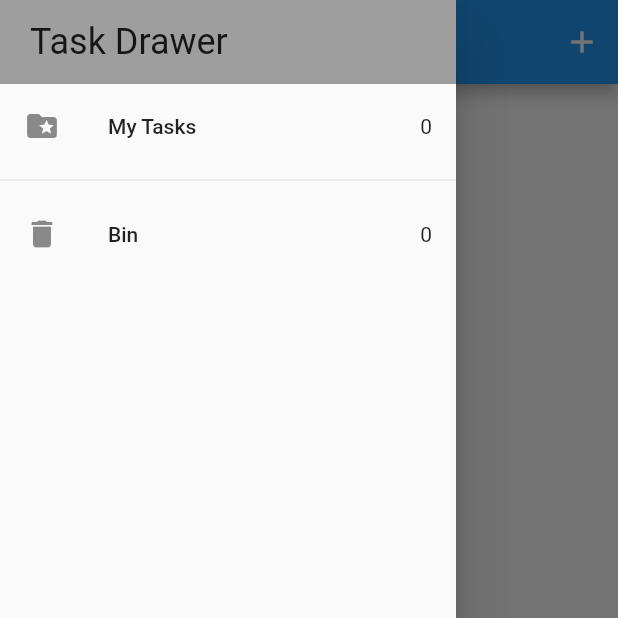
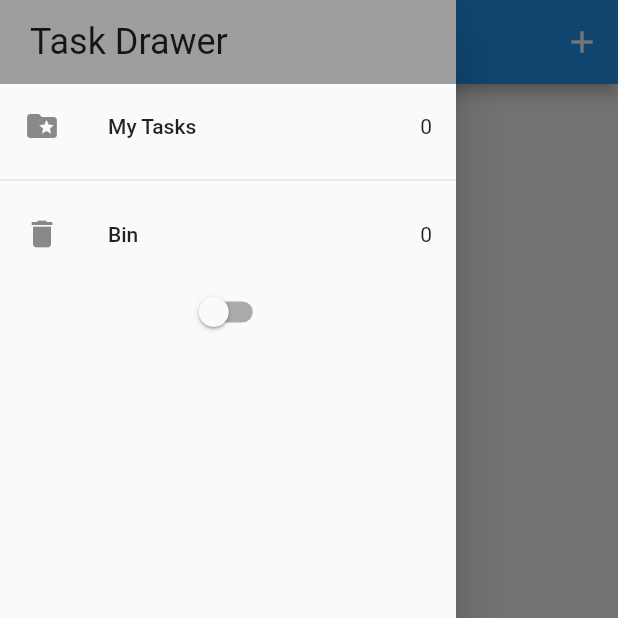
Before and after one commit to Thanasis-Traitsis/to_do_app, a Flutter app: the screen it shows after launch, with the side drawer open, on a phone screen of 412 x 824 dp, the top half of it. Run offline on Flutter 3.47's test engine with Material 2 defaults, Android fonts, the phone set to English and light mode, and no system bars; our stand-ins replace equatable, flutter_bloc, hydrated_bloc.

Commit message:
feat(light/dark theme) add switch for light and dark mode

```diff
--- a/lib/blocs/bloc_exports.dart
+++ b/lib/blocs/bloc_exports.dart
@@ -1,3 +1,4 @@
-export './bloc/tasks_bloc.dart';
+export './tasks_bloc/tasks_bloc.dart';
+export 'switch_bloc/switch_bloc.dart';
 export 'package:flutter_bloc/flutter_bloc.dart';
 export 'package:hydrated_bloc/hydrated_bloc.dart';
--- /dev/null
+++ b/lib/blocs/switch_bloc/switch_bloc.dart
@@ -0,0 +1,30 @@
+import '../bloc_exports.dart';
+import 'package:equatable/equatable.dart';
+
+part 'switch_event.dart';
+part 'switch_state.dart';
+
+class SwitchBloc extends HydratedBloc<SwitchEvent, SwitchState> {
+  SwitchBloc() : super(const SwitchInitial(switchValue: false)) {
+    on<SwitchOnEvent>((event, emit) {
+      emit(
+        const SwitchState(switchValue: true),
+      );
+    });
+    on<SwitchOffEvent>((event, emit) {
+      emit(
+        const SwitchState(switchValue: false),
+      );
+    });
+  }
+
+  @override
+  SwitchState? fromJson(Map<String, dynamic> json) {
+    return SwitchState.fromMap(json);
+  }
+
+  @override
+  Map<String, dynamic>? toJson(SwitchState state) {
+    return state.toMap();
+  }
+}
--- /dev/null
+++ b/lib/blocs/switch_bloc/switch_event.dart
@@ -0,0 +1,11 @@
+part of 'switch_bloc.dart';
+
+abstract class SwitchEvent extends Equatable {
+  const SwitchEvent();
+
+  @override
+  List<Object> get props => [];
+}
+
+class SwitchOnEvent extends SwitchEvent{}
+class SwitchOffEvent extends SwitchEvent{}
--- /dev/null
+++ b/lib/blocs/switch_bloc/switch_state.dart
@@ -0,0 +1,25 @@
+part of 'switch_bloc.dart';
+
+class SwitchState extends Equatable {
+  final bool switchValue;
+  const SwitchState({required this.switchValue});
+
+  @override
+  List<Object> get props => [switchValue];
+
+  Map<String, dynamic> toMap() {
+    return <String, dynamic>{
+      'switchValue': switchValue,
+    };
+  }
+
+  factory SwitchState.fromMap(Map<String, dynamic> map) {
+    return SwitchState(
+      switchValue: map['switchValue'] as bool,
+    );
+  }
+}
+
+class SwitchInitial extends SwitchState {
+  const SwitchInitial({required super.switchValue});
+}
--- a/lib/main.dart
+++ b/lib/main.dart
@@ -1,5 +1,6 @@
 import 'package:flutter/material.dart';
 import 'package:path_provider/path_provider.dart';
+import 'package:to_do_app/services/app_theme.dart';
 
 import 'blocs/bloc_exports.dart';
 import 'screens/tasks_screen.dart';
@@ -9,30 +10,38 @@ void main() async {
   WidgetsFlutterBinding.ensureInitialized();
 
   HydratedBloc.storage = await HydratedStorage.build(
-    storageDirectory: await getApplicationDocumentsDirectory()
-  );
+      storageDirectory: await getApplicationDocumentsDirectory());
 
-  runApp(MyApp(appRouter: AppRouter(),));
+  runApp(MyApp(
+    appRouter: AppRouter(),
+  ));
 }
 
 class MyApp extends StatelessWidget {
   final AppRouter appRouter;
 
-  const MyApp({Key? key,required this.appRouter}) : super(key: key);
+  const MyApp({Key? key, required this.appRouter}) : super(key: key);
 
   // This widget is the root of your application.
   @override
   Widget build(BuildContext context) {
-    return BlocProvider(
-      create: (context) => TasksBloc(),
-      child: MaterialApp(
-        debugShowCheckedModeBanner: false,
-        title: 'Flutter Tasks App',
-        theme: ThemeData(
-          primarySwatch: Colors.blue,
-        ),
-        home: const TasksScreen(),
-        onGenerateRoute: appRouter.onGenerateRoute,
+    return MultiBlocProvider(
+      providers: [
+        BlocProvider(create: (context) => TasksBloc()),
+        BlocProvider(create: (context) => SwitchBloc()),
+      ],
+      child: BlocBuilder<SwitchBloc, SwitchState>(
+        builder: (context, state) {
+          return MaterialApp(
+            debugShowCheckedModeBanner: false,
+            title: 'Flutter Tasks App',
+            theme: state.switchValue
+                ? AppThemes.appThemeData[AppTheme.darkTheme]
+                : AppThemes.appThemeData[AppTheme.lightTheme],
+            home: const TasksScreen(),
+            onGenerateRoute: appRouter.onGenerateRoute,
+          );
+        },
       ),
     );
   }
--- a/lib/screens/my_drawer.dart
+++ b/lib/screens/my_drawer.dart
@@ -25,7 +25,8 @@ class MyDrawer extends StatelessWidget {
             BlocBuilder<TasksBloc, TasksState>(
               builder: (context, state) {
                 return GestureDetector(
-                  onTap: () => Navigator.of(context).pushReplacementNamed(TasksScreen.id),
+                  onTap: () => Navigator.of(context)
+                      .pushReplacementNamed(TasksScreen.id),
                   child: ListTile(
                     leading: const Icon(Icons.folder_special),
                     title: const Text('My Tasks'),
@@ -38,7 +39,8 @@ class MyDrawer extends StatelessWidget {
             BlocBuilder<TasksBloc, TasksState>(
               builder: (context, state) {
                 return GestureDetector(
-                  onTap: () => Navigator.of(context).pushReplacementNamed(RecycleBin.id),
+                  onTap: () =>
+                      Navigator.of(context).pushReplacementNamed(RecycleBin.id),
                   child: ListTile(
                     leading: const Icon(Icons.delete),
                     title: const Text('Bin'),
@@ -47,6 +49,18 @@ class MyDrawer extends StatelessWidget {
                 );
               },
             ),
+            BlocBuilder<SwitchBloc, SwitchState>(
+              builder: (context, state) {
+                return Switch(
+                  value: state.switchValue,
+                  onChanged: (newValue) {
+                    newValue
+                        ? context.read<SwitchBloc>().add(SwitchOnEvent())
+                        : context.read<SwitchBloc>().add(SwitchOffEvent());
+                  },
+                );
+              },
+            )
           ],
         ),
       ),
--- /dev/null
+++ b/lib/services/app_theme.dart
@@ -0,0 +1,13 @@
+import 'package:flutter/material.dart';
+
+enum AppTheme {
+  lightTheme,
+  darkTheme,
+}
+
+class AppThemes {
+  static final appThemeData = {
+    AppTheme.darkTheme: ThemeData(primarySwatch: Colors.blueGrey),
+    AppTheme.lightTheme: ThemeData(primarySwatch: Colors.blue),
+  };
+}
```
Also changed, not shown: lib/blocs/tasks_bloc/tasks_bloc.dart (renamed from lib/blocs/bloc/tasks_bloc.dart), lib/blocs/tasks_bloc/tasks_event.dart (renamed from lib/blocs/bloc/tasks_event.dart), lib/blocs/tasks_bloc/tasks_state.dart (renamed from lib/blocs/bloc/tasks_state.dart).
